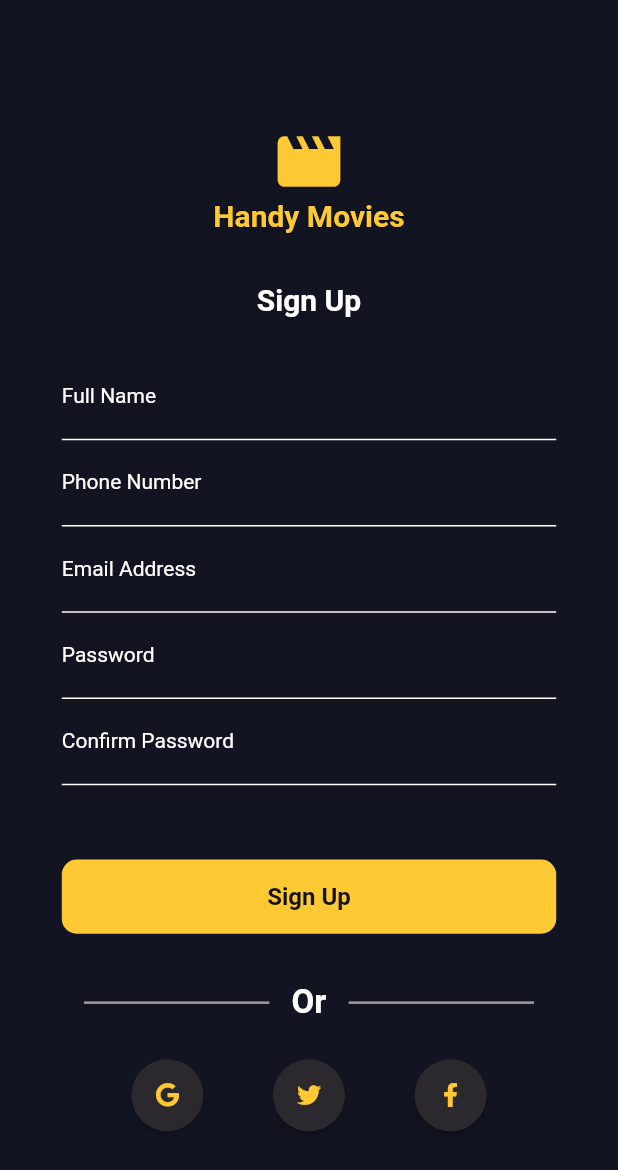
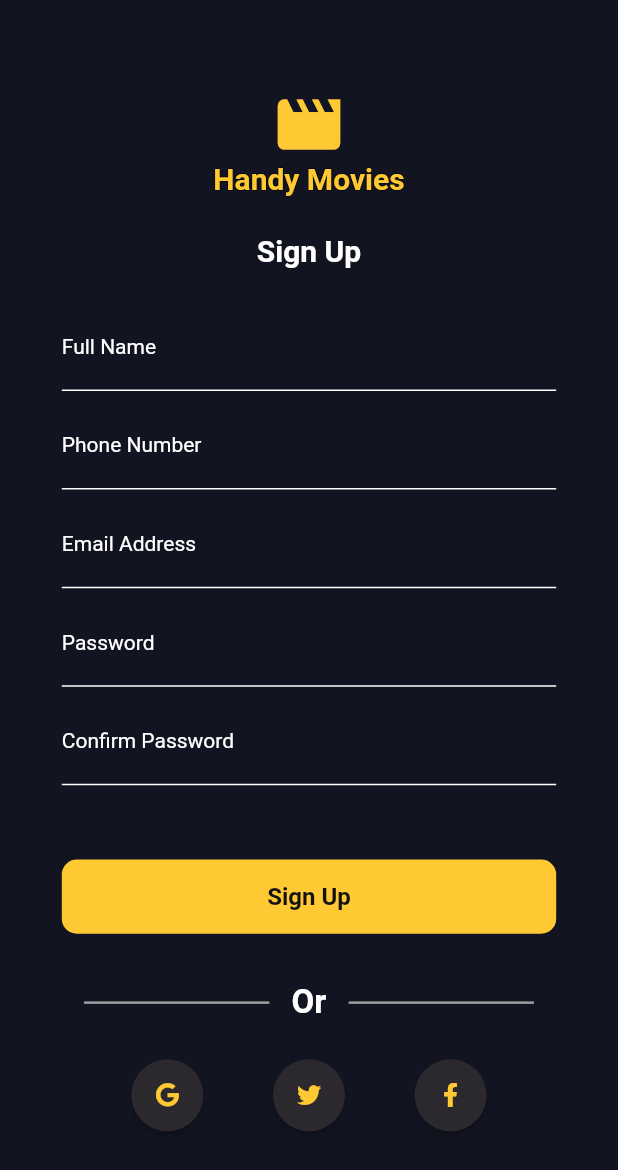
Before and after one commit to handuah/My-Movie, a Flutter app: the SignUp screen opened by its route, on a phone screen of 412 x 824 dp. Shown: the top 1170 px of the screen. Run offline on Flutter 3.47's test engine with Material 2 defaults, Android fonts, the phone set to English and light mode, and no system bars; our stand-ins replace better_player, font_awesome_flutter, google_fonts, hexcolor; network calls fail; Roboto replaces fonts that are missing (Oxygen, Staatliches).

Commit message:
added spaces to textformfield

```diff
--- a/lib/screens/signup.dart
+++ b/lib/screens/signup.dart
@@ -29,7 +29,7 @@ class _SignUpState extends State<SignUp> {
             crossAxisAlignment: CrossAxisAlignment.center,
             children: [
               SizedBox(
-                height: screenHeight * 0.1,
+                height: screenHeight * 0.07,
               ),
               Icon(
                 Icons.movie,
@@ -68,7 +68,7 @@ class _SignUpState extends State<SignUp> {
                 ],
               ),
               SizedBox(
-                height: screenHeight * 0.04,
+                height: screenHeight * 0.03,
               ),
               Text(
                 "Sign Up",
@@ -104,11 +104,16 @@ class _SignUpState extends State<SignUp> {
                             color: HexColor("#ffffff"),
                           ),
                         ),
+                        focusedBorder: UnderlineInputBorder(
+                          borderSide: BorderSide(
+                            color: HexColor("#ffffff"),
+                          ),
+                        ),
                       ),
                     ),
-                    // SizedBox(
-                    //   height: screenHeight * 0.02,
-                    // ),
+                    SizedBox(
+                      height: screenHeight * 0.01,
+                    ),
                     TextFormField(
                       keyboardType: TextInputType.phone,
                       decoration: InputDecoration(
@@ -122,11 +127,16 @@ class _SignUpState extends State<SignUp> {
                             color: HexColor("#ffffff"),
                           ),
                         ),
+                        focusedBorder: UnderlineInputBorder(
+                          borderSide: BorderSide(
+                            color: HexColor("#ffffff"),
+                          ),
+                        ),
                       ),
                     ),
-                    // SizedBox(
-                    //   height: screenHeight * 0.02,
-                    // ),
+                    SizedBox(
+                      height: screenHeight * 0.01,
+                    ),
                     TextFormField(
                       keyboardType: TextInputType.emailAddress,
                       decoration: InputDecoration(
@@ -140,11 +150,16 @@ class _SignUpState extends State<SignUp> {
                             color: HexColor("#ffffff"),
                           ),
                         ),
+                        focusedBorder: UnderlineInputBorder(
+                          borderSide: BorderSide(
+                            color: HexColor("#ffffff"),
+                          ),
+                        ),
                       ),
                     ),
-                    // SizedBox(
-                    //   height: screenHeight * 0.02,
-                    // ),
+                    SizedBox(
+                      height: screenHeight * 0.01,
+                    ),
                     TextFormField(
                       obscureText: true,
                       keyboardType: TextInputType.text,
@@ -159,11 +174,16 @@ class _SignUpState extends State<SignUp> {
                             color: HexColor("#ffffff"),
                           ),
                         ),
+                        focusedBorder: UnderlineInputBorder(
+                          borderSide: BorderSide(
+                            color: HexColor("#ffffff"),
+                          ),
+                        ),
                       ),
                     ),
-                    // SizedBox(
-                    //   height: screenHeight * 0.01,
-                    // ),
+                    SizedBox(
+                      height: screenHeight * 0.01,
+                    ),
                     TextFormField(
                       obscureText: true,
                       keyboardType: TextInputType.text,
@@ -174,6 +194,11 @@ class _SignUpState extends State<SignUp> {
                           color: Colors.white,
                         ),
                         enabledBorder: UnderlineInputBorder(
+                          borderSide: BorderSide(
+                            color: HexColor("#ffffff"),
+                          ),
+                        ),
+                        focusedBorder: UnderlineInputBorder(
                           borderSide: BorderSide(
                             color: HexColor("#ffffff"),
                           ),
```
